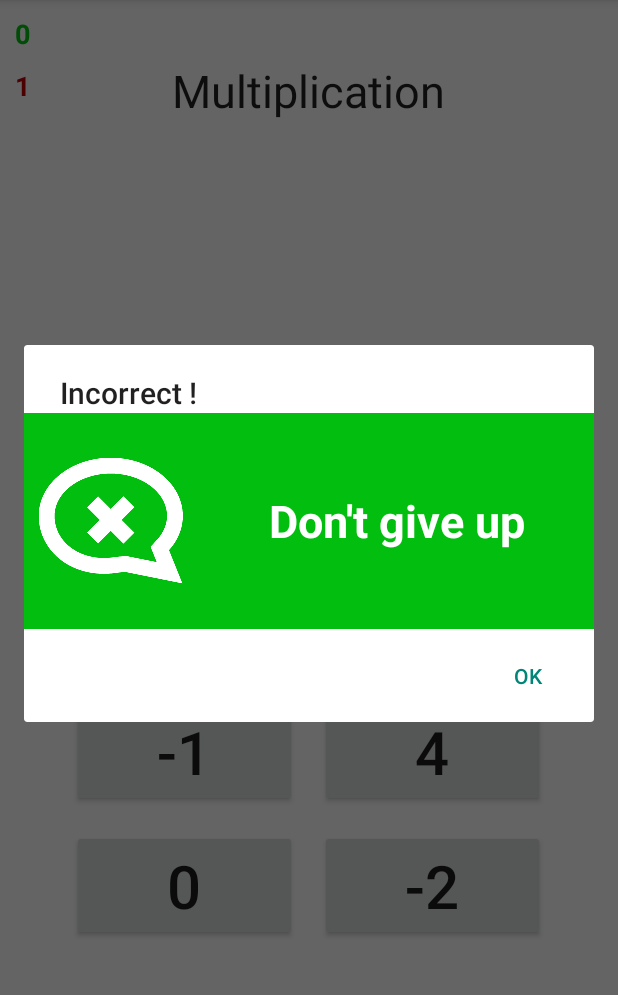
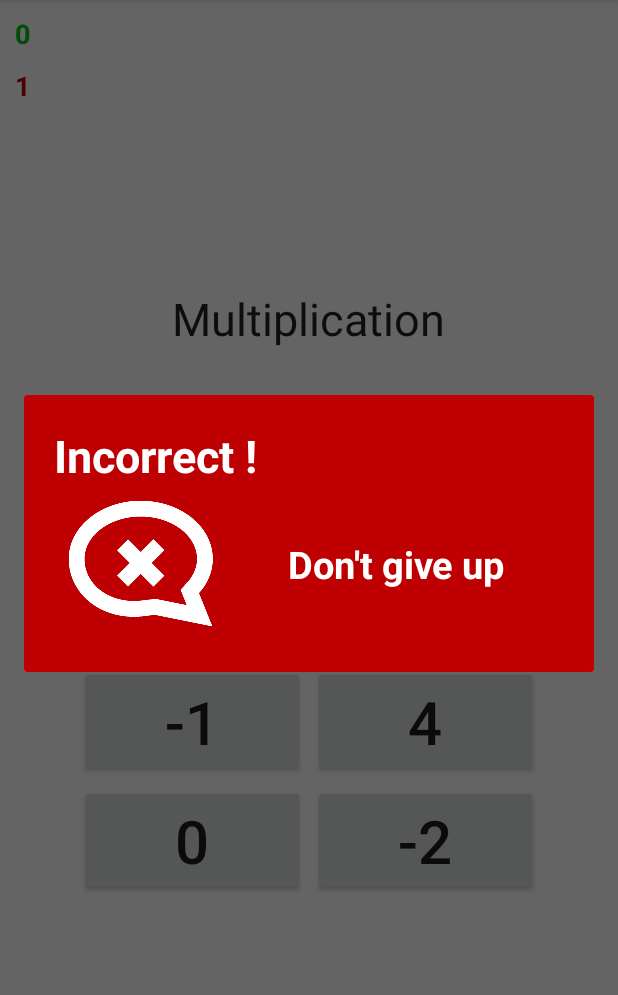
Before and after one commit to LukaszGrela/MyMathGame, an Android app: the GameActivity screen opened directly, with no data from a screen before it, after a tap on "-2", on a phone screen of 412 x 824 dp, the part 84-1079 px from its top. Run offline under Robolectric (Android 15) with nearby library versions, the phone set to English and light mode, and no system bars; 2 statements that could not run were skipped.

Commit message:
Answer Indicator popup some values externalised into dimens.xml some layout tweaks

```diff
--- a/app/src/main/java/com/greladesign/examples/games/mymathgame/GameActivity.java
+++ b/app/src/main/java/com/greladesign/examples/games/mymathgame/GameActivity.java
@@ -233,6 +233,7 @@ public class GameActivity extends AppCompatActivity {
             arguments.putInt(AnswerIndicator.BUNDLE_ID_ICON_RES, R.drawable.img_answer_indicator_positive);
             arguments.putInt(AnswerIndicator.BUNDLE_ID_MESSAGE_RES, R.string.game_indicator_correct_msg);
             arguments.putInt(AnswerIndicator.BUNDLE_ID_TITLE_RES, R.string.game_indicator_correct_title);
+            arguments.putInt(AnswerIndicator.BUNDLE_ID_BACKGROUND_RES, R.color.game_color_positive);
 
         dialog.setArguments(arguments);
         dialog.show(getSupportFragmentManager(), GAME_ANSWER_CORRECT);
@@ -244,6 +245,7 @@ public class GameActivity extends AppCompatActivity {
         arguments.putInt(AnswerIndicator.BUNDLE_ID_ICON_RES, R.drawable.img_answer_indicator_negative);
         arguments.putInt(AnswerIndicator.BUNDLE_ID_MESSAGE_RES, R.string.game_indicator_incorrect_msg);
         arguments.putInt(AnswerIndicator.BUNDLE_ID_TITLE_RES, R.string.game_indicator_incorrect_title);
+        arguments.putInt(AnswerIndicator.BUNDLE_ID_BACKGROUND_RES, R.color.game_color_negative);
 
         dialog.setArguments(arguments);
         dialog.show(getSupportFragmentManager(), GAME_ANSWER_INCORRECT);
@@ -255,6 +257,7 @@ public class GameActivity extends AppCompatActivity {
         arguments.putInt(AnswerIndicator.BUNDLE_ID_ICON_RES, R.drawable.img_answer_indicator_negative);
         arguments.putInt(AnswerIndicator.BUNDLE_ID_MESSAGE_RES, R.string.game_indicator_2ndtry_msg);
         arguments.putInt(AnswerIndicator.BUNDLE_ID_TITLE_RES, R.string.game_indicator_2ndtry_title);
+        arguments.putInt(AnswerIndicator.BUNDLE_ID_BACKGROUND_RES, R.color.game_color_neutral);
 
         dialog.setArguments(arguments);
         dialog.show(getSupportFragmentManager(), GAME_ANSWER_2NDTRY);
--- a/app/src/main/java/com/greladesign/examples/games/mymathgame/game/AnswerIndicator.java
+++ b/app/src/main/java/com/greladesign/examples/games/mymathgame/game/AnswerIndicator.java
@@ -2,12 +2,12 @@ package com.greladesign.examples.games.mymathgame.game;
 
 import android.app.AlertDialog;
 import android.app.Dialog;
-import android.content.DialogInterface;
 import android.content.res.Resources;
 import android.os.Bundle;
 import android.support.annotation.NonNull;
 import android.support.v4.app.DialogFragment;
 import android.view.LayoutInflater;
+import android.view.MotionEvent;
 import android.view.View;
 import android.widget.ImageView;
 import android.widget.TextView;
@@ -22,6 +22,8 @@ public class AnswerIndicator extends DialogFragment {
     final public static String  BUNDLE_ID_TITLE_RES = "bundle_id_title_res";
     final public static String  BUNDLE_ID_ICON_RES = "bundle_id_icon_res";
     final public static String  BUNDLE_ID_MESSAGE_RES = "bundle_id_message_res";
+    final public static String  BUNDLE_ID_BACKGROUND_RES = "bundle_id_background_res";
+    final public static String  BUNDLE_ID_BACKGROUND_DRAWABLE_RES = "bundle_id_background_drawable_res";
 
 
     View mView;
@@ -36,6 +38,9 @@ public class AnswerIndicator extends DialogFragment {
         final int titleId = args.getInt(BUNDLE_ID_TITLE_RES,-1);
         final int messageId = args.getInt(BUNDLE_ID_MESSAGE_RES,-1);
         final int iconId = args.getInt(BUNDLE_ID_ICON_RES,-1);
+        final int backgroundColorId = args.getInt(BUNDLE_ID_BACKGROUND_RES,-1);
+        final int backgroundDrawableId = args.getInt(BUNDLE_ID_BACKGROUND_DRAWABLE_RES,-1);
+
 
 
         final AlertDialog.Builder builder = new AlertDialog.Builder(getActivity());
@@ -45,6 +50,18 @@ public class AnswerIndicator extends DialogFragment {
         // Pass null as the parent view because its going in the dialog layout
         mView = inflater.inflate(R.layout.answer_layout, null);
         final Resources res = getResources();
+
+        if(backgroundDrawableId == -1) {
+            if(backgroundColorId != -1) {
+                //apply colour
+                mView.setBackgroundColor(res.getColor(backgroundColorId));
+            }
+        } else {
+            //apply drawable
+            mView.setBackgroundDrawable(res.getDrawable(backgroundDrawableId));
+        }
+
+
         final ImageView icon = (ImageView) mView.findViewById(R.id.ivIcon);
         if (icon!=null) {
            icon.setImageDrawable(res.getDrawable(iconId));
@@ -53,20 +70,37 @@ public class AnswerIndicator extends DialogFragment {
         if (tvDetails != null) {
            tvDetails.setText(res.getText(messageId));
         }
+        final TextView tvTitle = (TextView) mView.findViewById(R.id.tvTitle);
+        if (tvTitle != null) {
+           tvTitle.setText(res.getText(titleId));
+        }
 
-
+        mView.setOnTouchListener(new View.OnTouchListener() {
+            @Override
+            public boolean onTouch(View v, MotionEvent event) {
+                dismiss();
+                return true;
+            }
+        });
 
         builder.setView(mView)
-                .setPositiveButton(android.R.string.ok, new DialogInterface.OnClickListener() {
+                /*.setPositiveButton(android.R.string.ok, new DialogInterface.OnClickListener() {
                     @Override
                     public void onClick(DialogInterface dialog, int which) {
                         dismiss();
                     }
                 })
-                .setTitle(titleId);
+                .setTitle(titleId)*/;
+
+        final Dialog dialog = builder.create();
+
+        dialog.setCanceledOnTouchOutside(true);
+
+        //TODO: start timer for auto-dismiss
+        //
 
 
+        return dialog;
+    }
 
-        return builder.create();
-    }
 }
--- a/app/src/main/res/layout-land/activity_game.xml
+++ b/app/src/main/res/layout-land/activity_game.xml
@@ -3,116 +3,125 @@
     android:layout_width="match_parent"
     android:layout_height="match_parent">
 
+    <!-- Empty layout (0x0 dp) centered horizontally -->
+    <View android:id="@+id/dummy"
+        android:layout_width="0dp"
+        android:layout_height="0dp"
+        android:layout_centerHorizontal="true"
+        android:layout_centerInParent="true"
+        android:visibility="invisible"/>
+
     <TextView
         android:id="@+id/tvTitle"
         android:layout_width="wrap_content"
         android:layout_height="wrap_content"
-        android:layout_alignParentTop="true"
+        android:layout_above="@+id/llArguments"
         android:layout_centerHorizontal="true"
-        android:layout_marginTop="10dp"
+        android:layout_marginBottom="@dimen/active_game_title_bottom_margin"
         android:text="Multiplication"
         android:textAppearance="?android:attr/textAppearanceLarge"
         android:textSize="30sp" />
 
     <LinearLayout
+        android:id="@+id/llArguments"
+        android:orientation="horizontal"
         android:layout_width="wrap_content"
         android:layout_height="wrap_content"
+        android:gravity="center_vertical"
+        android:layout_above="@+id/tvEquals"
         android:layout_centerHorizontal="true"
-        android:layout_marginBottom="0dp"
-        android:layout_above="@+id/tvEquals"
-        android:gravity="center_vertical"
-        android:orientation="horizontal">
+        android:layout_marginBottom="@dimen/active_game_arguments_layout_bottom_margin">
 
         <TextView
             android:id="@+id/tvArgument1"
             android:layout_width="wrap_content"
             android:layout_height="wrap_content"
+            android:textAppearance="?android:attr/textAppearanceLarge"
+            android:text="99"
+            android:layout_alignParentTop="true"
             android:layout_alignParentLeft="true"
             android:layout_alignParentStart="true"
-            android:layout_alignParentTop="true"
-            android:text="99"
-            android:textAppearance="?android:attr/textAppearanceLarge"
             android:textSize="50sp" />
 
         <TextView
             android:id="@+id/tvOperation"
             android:layout_width="wrap_content"
             android:layout_height="wrap_content"
+            android:textAppearance="?android:attr/textAppearanceLarge"
+            android:text="×"
+            android:layout_alignParentTop="true"
             android:layout_alignParentLeft="true"
             android:layout_alignParentStart="true"
-            android:layout_alignParentTop="true"
-            android:layout_marginLeft="20dp"
-            android:layout_marginRight="20dp"
-            android:text="×"
-            android:textAppearance="?android:attr/textAppearanceLarge"
-            android:textSize="40sp" />
-
+            android:textSize="40sp"
+            android:layout_marginLeft="@dimen/active_game_operation_margin_left"
+            android:layout_marginRight="@dimen/active_game_operation_margin_right" />
         <TextView
             android:id="@+id/tvArgument2"
             android:layout_width="wrap_content"
             android:layout_height="wrap_content"
+            android:textAppearance="?android:attr/textAppearanceLarge"
+            android:text="99"
+            android:layout_alignParentTop="true"
             android:layout_alignParentLeft="true"
             android:layout_alignParentStart="true"
-            android:layout_alignParentTop="true"
-            android:text="99"
-            android:textAppearance="?android:attr/textAppearanceLarge"
             android:textSize="50sp" />
     </LinearLayout>
-
     <TextView
         android:id="@+id/tvEquals"
         android:layout_width="wrap_content"
         android:layout_height="wrap_content"
+        android:textAppearance="?android:attr/textAppearanceLarge"
+        android:text="="
+        android:layout_below="@id/dummy"
         android:layout_centerHorizontal="true"
-        android:layout_centerInParent="true"
-        android:layout_marginLeft="20dp"
-        android:layout_marginRight="20dp"
-        android:text="="
-        android:textAppearance="?android:attr/textAppearanceLarge"
+        android:layout_marginTop="@dimen/active_game_equals_margin_top"
+        android:layout_marginLeft="@dimen/active_game_equals_margin_left"
+        android:layout_marginRight="@dimen/active_game_equals_margin_right"
         android:textSize="50sp" />
-
     <LinearLayout
         android:id="@+id/llOuter"
         android:layout_width="wrap_content"
         android:layout_height="wrap_content"
+        android:layout_centerHorizontal="true"
         android:layout_below="@+id/tvEquals"
-        android:layout_centerHorizontal="true"
-        android:layout_marginTop="20dp"
+        android:layout_marginTop="@dimen/active_game_outer_layout_margin_top"
         android:orientation="horizontal">
 
 
         <Button
             android:id="@+id/btnAnswer1"
-            android:layout_width="120dp"
+            android:layout_width="@dimen/active_game_btn_answer1_width"
             android:layout_height="wrap_content"
-            android:layout_marginRight="10dp"
+            android:layout_marginRight="@dimen/active_game_btn_answer1_margin_right"
             android:text="10000"
-            android:textSize="30sp" />
+            android:textSize="30sp"
+			/>
 
         <Button
             android:id="@+id/btnAnswer2"
-            android:layout_width="120dp"
+            android:layout_width="@dimen/active_game_btn_answer2_width"
             android:layout_height="wrap_content"
-            android:layout_marginRight="10dp"
+            android:layout_marginRight="@dimen/active_game_btn_answer2_margin_right"
             android:text="99"
             android:textSize="30sp" />
 
         <Button
             android:id="@+id/btnAnswer3"
-            android:layout_width="120dp"
+            android:layout_width="@dimen/active_game_btn_answer3_width"
             android:layout_height="wrap_content"
-            android:layout_marginRight="10dp"
+			android:layout_marginRight="@dimen/active_game_btn_answer3_margin_right"
             android:text="101"
-            android:textSize="30sp" />
+            android:textSize="30sp"
+			 />
 
         <Button
             android:id="@+id/btnAnswer4"
-            android:layout_width="120dp"
+            android:layout_width="@dimen/active_game_btn_answer4_width"
             android:layout_height="wrap_content"
             android:text="9801"
-            android:textSize="30sp" />
+            android:textSize="30sp"
+			 />
     </LinearLayout>
-
     <TextView
         android:layout_width="wrap_content"
         android:layout_height="wrap_content"
@@ -124,7 +133,8 @@
         android:layout_marginLeft="10dp"
         android:layout_marginTop="10dp"
         android:textStyle="bold"
-        android:textColor="#ff02be0e" />
+        android:textColor="@color/game_color_positive"
+		 />
     <TextView
         android:layout_width="wrap_content"
         android:layout_height="wrap_content"
@@ -136,5 +146,6 @@
         android:layout_marginLeft="10dp"
         android:layout_marginTop="10dp"
         android:textStyle="bold"
-        android:textColor="#ffbe0002" />
+        android:textColor="@color/game_color_negative"
+		 />
 </RelativeLayout>
--- a/app/src/main/res/layout/activity_game.xml
+++ b/app/src/main/res/layout/activity_game.xml
@@ -1,79 +1,81 @@
 <?xml version="1.0" encoding="utf-8"?>
 <RelativeLayout xmlns:android="http://schemas.android.com/apk/res/android"
-    android:layout_width="match_parent" android:layout_height="match_parent">
+    android:layout_width="match_parent"
+    android:layout_height="match_parent">
 
     <TextView
         android:id="@+id/tvTitle"
         android:layout_width="wrap_content"
         android:layout_height="wrap_content"
-        android:layout_alignParentTop="true"
+        android:layout_above="@+id/llArguments"
         android:layout_centerHorizontal="true"
-        android:layout_marginTop="40dp"
+        android:layout_marginBottom="@dimen/active_game_title_bottom_margin"
         android:text="Multiplication"
         android:textAppearance="?android:attr/textAppearanceLarge"
         android:textSize="30sp" />
 
     <LinearLayout
+        android:id="@+id/llArguments"
         android:orientation="horizontal"
         android:layout_width="wrap_content"
         android:layout_height="wrap_content"
         android:gravity="center_vertical"
         android:layout_above="@+id/tvEquals"
         android:layout_centerHorizontal="true"
-        android:layout_marginBottom="40dp">
+        android:layout_marginBottom="@dimen/active_game_arguments_layout_bottom_margin">
 
         <TextView
+            android:id="@+id/tvArgument1"
             android:layout_width="wrap_content"
             android:layout_height="wrap_content"
             android:textAppearance="?android:attr/textAppearanceLarge"
             android:text="99"
-            android:id="@+id/tvArgument1"
             android:layout_alignParentTop="true"
             android:layout_alignParentLeft="true"
             android:layout_alignParentStart="true"
             android:textSize="60sp" />
         <TextView
+            android:id="@+id/tvOperation"
             android:layout_width="wrap_content"
             android:layout_height="wrap_content"
             android:textAppearance="?android:attr/textAppearanceLarge"
             android:text="×"
-            android:id="@+id/tvOperation"
             android:layout_alignParentTop="true"
             android:layout_alignParentLeft="true"
             android:layout_alignParentStart="true"
             android:textSize="40sp"
-            android:layout_marginLeft="20dp"
-            android:layout_marginRight="20dp" />
+            android:layout_marginLeft="@dimen/active_game_operation_margin_left"
+            android:layout_marginRight="@dimen/active_game_operation_margin_right" />
         <TextView
+            android:id="@+id/tvArgument2"
             android:layout_width="wrap_content"
             android:layout_height="wrap_content"
             android:textAppearance="?android:attr/textAppearanceLarge"
             android:text="99"
-            android:id="@+id/tvArgument2"
             android:layout_alignParentTop="true"
             android:layout_alignParentLeft="true"
             android:layout_alignParentStart="true"
             android:textSize="60sp" />
     </LinearLayout>
     <TextView
+        android:id="@+id/tvEquals"
         android:layout_width="wrap_content"
         android:layout_height="wrap_content"
         android:textAppearance="?android:attr/textAppearanceLarge"
         android:text="="
-        android:id="@+id/tvEquals"
-        android:textSize="60sp"
         android:layout_centerHorizontal="true"
         android:layout_centerInParent="true"
-        android:layout_marginLeft="20dp"
-        android:layout_marginRight="20dp" />
+        android:layout_marginLeft="@dimen/active_game_equals_margin_left"
+        android:layout_marginRight="@dimen/active_game_equals_margin_right"
+		android:textSize="60sp" />
     <LinearLayout
+        android:id="@+id/llOuter"
         android:layout_width="wrap_content"
         android:layout_height="wrap_content"
         android:layout_centerHorizontal="true"
         android:layout_below="@+id/tvEquals"
-        android:orientation="vertical"
-        android:layout_marginTop="40dp"
-        android:id="@+id/llOuter">
+        android:layout_marginTop="@dimen/active_game_outer_layout_margin_top"
+        android:orientation="vertical" >
 
         <LinearLayout
             android:layout_width="wrap_content"
@@ -82,15 +84,16 @@
 
             <Button
                 android:id="@+id/btnAnswer1"
-                android:layout_width="150dp"
+                android:layout_width="@dimen/active_game_btn_answer1_width"
                 android:layout_height="wrap_content"
+                android:layout_marginRight="@dimen/active_game_btn_answer1_margin_right"
                 android:text="10000"
                 android:textSize="40sp"
-                android:layout_marginRight="15dp" />
+				/>
 
             <Button
                 android:id="@+id/btnAnswer2"
-                android:layout_width="150dp"
+                android:layout_width="@dimen/active_game_btn_answer2_width"
                 android:layout_height="wrap_content"
                 android:text="99"
                 android:textSize="40sp" />
@@ -103,20 +106,22 @@
 
             <Button
                 android:id="@+id/btnAnswer3"
-                android:layout_width="150dp"
+                android:layout_width="@dimen/active_game_btn_answer3_width"
                 android:layout_height="wrap_content"
-                android:layout_marginTop="15dp"
+                android:layout_marginTop="@dimen/active_game_btn_answer3_margin_top"
+				android:layout_marginRight="@dimen/active_game_btn_answer3_margin_right"
                 android:text="101"
                 android:textSize="40sp"
-                android:layout_marginRight="15dp" />
+                 />
 
             <Button
                 android:id="@+id/btnAnswer4"
-                android:layout_width="150dp"
+                android:layout_width="@dimen/active_game_btn_answer4_width"
                 android:layout_height="wrap_content"
-                android:layout_marginTop="15dp"
+                android:layout_marginTop="@dimen/active_game_btn_answer4_margin_top"
                 android:text="9801"
-                android:textSize="40sp" />
+                android:textSize="40sp"
+				 />
         </LinearLayout>
     </LinearLayout>
     <TextView
@@ -130,7 +135,8 @@
         android:layout_marginLeft="10dp"
         android:layout_marginTop="10dp"
         android:textStyle="bold"
-        android:textColor="@color/game_color_positive" />
+        android:textColor="@color/game_color_positive"
+		 />
     <TextView
         android:layout_width="wrap_content"
         android:layout_height="wrap_content"
@@ -142,5 +148,6 @@
         android:layout_marginLeft="10dp"
         android:layout_marginTop="10dp"
         android:textStyle="bold"
-        android:textColor="@color/game_color_negative" />
+        android:textColor="@color/game_color_negative"
+		 />
 </RelativeLayout>
--- a/app/src/main/res/layout/answer_layout.xml
+++ b/app/src/main/res/layout/answer_layout.xml
@@ -2,8 +2,7 @@
 <RelativeLayout xmlns:android="http://schemas.android.com/apk/res/android"
     android:layout_width="match_parent" android:layout_height="match_parent"
     android:background="@color/game_color_positive"
-    android:paddingTop="20dp"
-    android:paddingBottom="20dp">
+    android:padding="20dp">
 
     <TextView
         android:layout_width="wrap_content"
@@ -12,7 +11,7 @@
         android:id="@+id/tvDetails"
         android:textColor="@color/game_color_answer_indicator_text"
         android:textStyle="bold"
-        android:textSize="30sp"
+        android:textSize="25sp"
         android:layout_alignTop="@+id/ivIcon"
         android:gravity="center_vertical|center_horizontal"
         android:layout_alignParentRight="true"
@@ -25,7 +24,20 @@
         android:layout_width="116dp"
         android:layout_height="104dp"
         android:id="@+id/ivIcon"
-        android:layout_alignParentTop="true"
+        android:layout_below="@+id/tvTitle"
+        android:layout_alignParentLeft="true"
         android:layout_alignParentStart="true"
         android:src="@drawable/img_answer_indicator_positive" />
+
+    <TextView
+        android:id="@+id/tvTitle"
+        android:textColor="@color/game_color_answer_indicator_text"
+        android:textStyle="bold"
+        android:textSize="30sp"
+        android:layout_width="fill_parent"
+        android:layout_height="wrap_content"
+        android:text="Correct !"
+        android:layout_alignParentTop="true"
+        android:layout_alignParentLeft="true"
+        android:layout_alignParentStart="true" />
 </RelativeLayout>
--- /dev/null
+++ b/app/src/main/res/values-land/dimens.xml
@@ -0,0 +1,22 @@
+<?xml version="1.0" encoding="utf-8"?>
+<resources>
+    <!-- active_game -->
+    <dimen name="active_game_title_bottom_margin">10dp</dimen>
+    <dimen name="active_game_arguments_layout_bottom_margin">0dp</dimen>
+    <dimen name="active_game_operation_margin_left">20dp</dimen>
+    <dimen name="active_game_operation_margin_right">20dp</dimen>
+    <dimen name="active_game_equals_margin_left">20dp</dimen>
+    <dimen name="active_game_equals_margin_right">20dp</dimen>
+    <dimen name="active_game_equals_margin_top">-20dp</dimen>
+    <dimen name="active_game_outer_layout_margin_top">0dp</dimen>
+    <dimen name="active_game_btn_answer1_width">120dp</dimen>
+    <dimen name="active_game_btn_answer1_margin_right">10dp</dimen>
+    <dimen name="active_game_btn_answer2_width">120dp</dimen>
+    <dimen name="active_game_btn_answer2_margin_right">10dp</dimen>
+    <dimen name="active_game_btn_answer3_width">120dp</dimen>
+    <dimen name="active_game_btn_answer3_margin_top">0dp</dimen>
+    <dimen name="active_game_btn_answer3_margin_right">10dp</dimen>
+    <dimen name="active_game_btn_answer4_width">120dp</dimen>
+    <dimen name="active_game_btn_answer4_margin_top">0dp</dimen>
+
+</resources>
--- a/app/src/main/res/values/colors.xml
+++ b/app/src/main/res/values/colors.xml
@@ -3,4 +3,5 @@
     <color name="game_color_answer_indicator_text">#ffFFffFF</color>
     <color name="game_color_positive">#ff02be0e</color>
     <color name="game_color_negative">#ffbe0002</color>
+    <color name="game_color_neutral">#0066be</color>
 </resources>
--- a/app/src/main/res/values/dimens.xml
+++ b/app/src/main/res/values/dimens.xml
@@ -2,4 +2,23 @@
     <!-- Default screen margins, per the Android Design guidelines. -->
     <dimen name="activity_horizontal_margin">16dp</dimen>
     <dimen name="activity_vertical_margin">8dp</dimen>
+
+    <!-- active_game -->
+    <dimen name="active_game_title_bottom_margin">10dp</dimen>
+    <dimen name="active_game_arguments_layout_bottom_margin">20dp</dimen>
+    <dimen name="active_game_operation_margin_left">20dp</dimen>
+    <dimen name="active_game_operation_margin_right">20dp</dimen>
+    <dimen name="active_game_equals_margin_left">20dp</dimen>
+    <dimen name="active_game_equals_margin_right">20dp</dimen>
+    <dimen name="active_game_outer_layout_margin_top">20dp</dimen>
+    <dimen name="active_game_btn_answer1_width">150dp</dimen>
+    <dimen name="active_game_btn_answer1_margin_right">5dp</dimen>
+    <dimen name="active_game_btn_answer2_width">150dp</dimen>
+    <!--<dimen name="active_game_btn_answer2_margin_right">15dp</dimen>-->
+    <dimen name="active_game_btn_answer3_width">150dp</dimen>
+    <dimen name="active_game_btn_answer3_margin_top">5dp</dimen>
+    <dimen name="active_game_btn_answer3_margin_right">5dp</dimen>
+    <dimen name="active_game_btn_answer4_width">150dp</dimen>
+    <dimen name="active_game_btn_answer4_margin_top">5dp</dimen>
+
 </resources>
```
Also changed, not shown: 1 other file.
